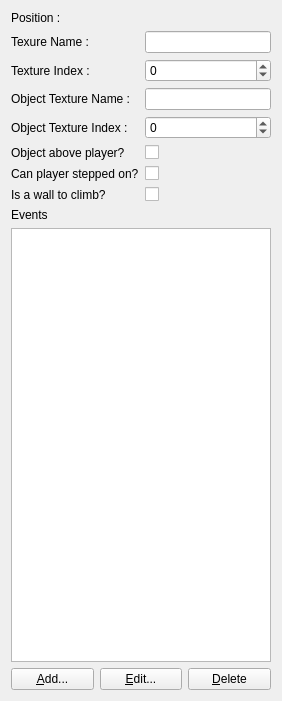
jeremydumais/TheWarrior, file mapEditor/src/components/tilePropsComponent.ui: the form before one commit.
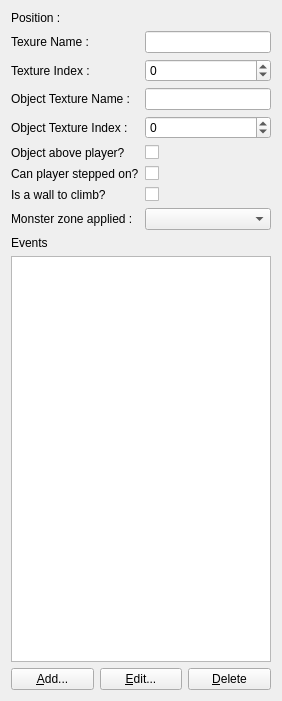
The form after the commit. Icons and pictures are not drawn.

Commit message: refactor: [MapEditor] Start working on extraction the Business Logic of the MonsterZoneListComponent in a controller

The edit to the form file:
```diff
--- a/mapEditor/src/components/tilePropsComponent.ui
+++ b/mapEditor/src/components/tilePropsComponent.ui
@@ -148,6 +148,16 @@
          </property>
         </widget>
        </item>
+       <item row="8" column="0">
+        <widget class="QLabel" name="labelMonsterZone">
+         <property name="text">
+          <string>Monster zone applied :</string>
+         </property>
+        </widget>
+       </item>
+       <item row="8" column="1">
+        <widget class="QComboBox" name="comboBoxMonsterZoneApplied"/>
+       </item>
       </layout>
      </item>
      <item>
```
Left out of the diff: 3 changed lines with no effect on the pictures. The commit also changes 10 other files.
